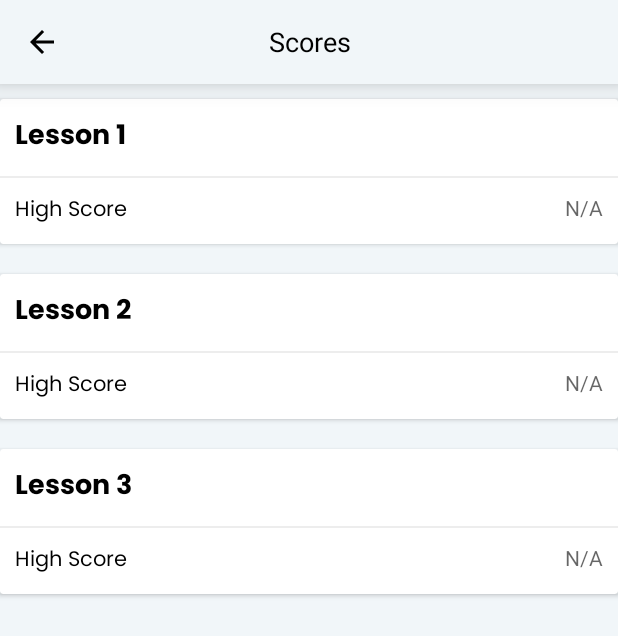
After one commit to edwaardsx/mathuto, an Android app: the MainScoresActivity screen opened directly, with no data from a screen before it, on a phone screen of 412 x 824 dp. The commit adds this screen. Shown: the top 636 px of the screen. Run offline under Robolectric (Android 15) with nearby library versions, the phone set to English and light mode, and no system bars.

Commit message:
modified some activity and added high score activity

```diff
--- a/app/src/main/AndroidManifest.xml
+++ b/app/src/main/AndroidManifest.xml
@@ -14,7 +14,9 @@
         android:supportsRtl="true"
         android:theme="@style/Theme.Mathuto"
         tools:targetApi="31">
-
+        <activity
+            android:name=".MainScoresActivity"
+            android:exported="false" />
         <activity
             android:name=".QuizResultSummaryActivity"
             android:exported="false" />
--- a/app/src/main/java/com/capstone/mathuto/Main.kt
+++ b/app/src/main/java/com/capstone/mathuto/Main.kt
@@ -188,6 +188,18 @@ class Main : AppCompatActivity(), RecyclerAdapter.OnItemClickListener {
                 applicationContext.startActivity(intent)
                 overridePendingTransition(0, 0)
             }
+            R.id.list_of_quiz_score -> {
+                val intent = Intent(applicationContext, MainScoresActivity::class.java)
+                intent.flags = Intent.FLAG_ACTIVITY_NEW_TASK
+                applicationContext.startActivity(intent)
+                overridePendingTransition(0, 0)
+            }
+            R.id.about -> {
+                val intent = Intent(applicationContext, About::class.java)
+                intent.flags = Intent.FLAG_ACTIVITY_NEW_TASK
+                applicationContext.startActivity(intent)
+                overridePendingTransition(0, 0)
+            }
             R.id.search -> {
 
             }
--- /dev/null
+++ b/app/src/main/java/com/capstone/mathuto/MainScoresActivity.kt
@@ -0,0 +1,22 @@
+package com.capstone.mathuto
+
+import androidx.appcompat.app.AppCompatActivity
+import android.os.Bundle
+import com.capstone.mathuto.databinding.ActivityMainScoresBinding
+import com.capstone.mathuto.databinding.ActivityQuizResultBinding
+
+class MainScoresActivity : AppCompatActivity() {
+
+    private lateinit var binding: ActivityMainScoresBinding
+
+    override fun onCreate(savedInstanceState: Bundle?) {
+        super.onCreate(savedInstanceState)
+
+        binding = ActivityMainScoresBinding.inflate(layoutInflater)
+        setContentView(binding.root)
+
+        binding.btnBack.setOnClickListener{
+            finish()
+        }
+    }
+}
--- a/app/src/main/java/com/capstone/mathuto/quiz/QuizResult.kt
+++ b/app/src/main/java/com/capstone/mathuto/quiz/QuizResult.kt
@@ -1,12 +1,18 @@
 package com.capstone.mathuto.quiz
 
 import android.annotation.SuppressLint
+import android.app.Dialog
 import android.content.Intent
 import android.graphics.Color
+import android.graphics.drawable.ColorDrawable
 import android.os.Bundle
+import android.widget.Button
 import androidx.appcompat.app.AppCompatActivity
 import com.capstone.mathuto.Main
+import com.capstone.mathuto.Main.Companion.QUIZ1_PASSED
+import com.capstone.mathuto.Main.Companion.WATCHED_TUTORIAL1
 import com.capstone.mathuto.QuizResultSummaryActivity
+import com.capstone.mathuto.R
 import com.capstone.mathuto.databinding.ActivityQuizResultBinding
 import com.capstone.mathuto.lessons.Lesson1
 import com.capstone.mathuto.questions.QuestionOne.CORRECT_ANS
@@ -96,9 +102,13 @@ class QuizResult : AppCompatActivity() {
             overridePendingTransition(0, 0)
         }
         binding.btnMainMenu.setOnClickListener {
-            startActivity(Intent(this, Main::class.java))
+            if(QUIZ1_PASSED && WATCHED_TUTORIAL1)
+                unLockNextLesson2()
+            else
+                startActivity(Intent(this, Main::class.java))
             overridePendingTransition(0, 0)
         }
+
         binding.btnSummary.setOnClickListener{
 
             val bundle = intent.extras
@@ -112,4 +122,18 @@ class QuizResult : AppCompatActivity() {
             overridePendingTransition(0, 0)
         }
     }
+
+    private fun unLockNextLesson2() {
+        val dialog = Dialog(this)
+        dialog.setContentView(R.layout.activity_unlock_2)
+        dialog.window?.setBackgroundDrawable(ColorDrawable(Color.TRANSPARENT))
+
+        val btnClose = dialog.findViewById<Button>(R.id.btn_ok)
+        btnClose.setOnClickListener {
+            dialog.dismiss()
+            startActivity(Intent(this, Main::class.java))
+            overridePendingTransition(0, 0)
+        }
+        dialog.show()
+    }
 }
--- a/app/src/main/java/com/capstone/mathuto/recycler/RecyclerAdapter.kt
+++ b/app/src/main/java/com/capstone/mathuto/recycler/RecyclerAdapter.kt
@@ -28,11 +28,10 @@ class RecyclerAdapter (private val itemList: List<TitleData>,
         if(titleData.status == ONGOING){
             holder.lockUnlockImageView.setImageResource(R.drawable.ic_unlock)
         }else if(titleData.status == COMPLETED){
-            holder.lockUnlockImageView.setImageResource(R.drawable.ic_unlock)
+            holder.lockUnlockImageView.setImageResource(R.drawable.ic_check_circle)
         }else{
             holder.lockUnlockImageView.setImageResource(R.drawable.ic_lock)
         }
-
         holder.itemView.setOnClickListener {
             listener.onItemClick(titleData)
         }
--- /dev/null
+++ b/app/src/main/res/drawable/ic_score.xml
@@ -0,0 +1,5 @@
+<vector android:height="24dp" android:tint="@android:color/darker_gray"
+    android:viewportHeight="24" android:viewportWidth="24"
+    android:width="24dp" xmlns:android="http://schemas.android.com/apk/res/android">
+    <path android:fillColor="@android:color/white" android:pathData="M11,6H9V4h2V6zM15,4h-2v2h2V4zM9,14h2v-2H9V14zM19,10V8h-2v2H19zM19,14v-2h-2v2H19zM13,14h2v-2h-2V14zM19,4h-2v2h2V4zM13,8V6h-2v2H13zM7,10V8h2V6H7V4H5v16h2v-8h2v-2H7zM15,12h2v-2h-2V12zM11,10v2h2v-2H11zM9,8v2h2V8H9zM13,10h2V8h-2V10zM15,6v2h2V6H15z"/>
+</vector>
--- a/app/src/main/res/layout/activity_lesson_two.xml
+++ b/app/src/main/res/layout/activity_lesson_two.xml
@@ -181,7 +181,7 @@
 
             <androidx.cardview.widget.CardView
                 app:cardCornerRadius="16dp"
-                app:cardElevation="0dp"
+                app:cardElevation="4dp"
                 android:layout_marginHorizontal="16dp"
                 android:layout_marginBottom="16dp"
                 android:layout_width="match_parent"
@@ -239,7 +239,7 @@
 
             <androidx.cardview.widget.CardView
                 app:cardCornerRadius="16dp"
-                app:cardElevation="0dp"
+                app:cardElevation="4dp"
                 android:layout_marginHorizontal="16dp"
                 android:layout_marginBottom="16dp"
                 android:layout_width="match_parent"
@@ -358,7 +358,7 @@
                     android:layout_height="wrap_content">
                     <androidx.cardview.widget.CardView
                         app:cardCornerRadius="16dp"
-                        app:cardElevation="0dp"
+                        app:cardElevation="4dp"
                         app:cardBackgroundColor="#ffffff"
                         android:layout_marginStart="16dp"
                         android:layout_marginEnd="8dp"
@@ -400,7 +400,7 @@
                     </androidx.cardview.widget.CardView>
                     <androidx.cardview.widget.CardView
                         app:cardCornerRadius="16dp"
-                        app:cardElevation="0dp"
+                        app:cardElevation="4dp"
                         android:layout_marginStart="8dp"
                         android:layout_marginEnd="16dp"
                         android:layout_marginBottom="16dp"
--- /dev/null
+++ b/app/src/main/res/layout/activity_main_scores.xml
@@ -0,0 +1,174 @@
+<?xml version="1.0" encoding="utf-8"?>
+<RelativeLayout
+    xmlns:android="http://schemas.android.com/apk/res/android"
+    xmlns:app="http://schemas.android.com/apk/res-auto"
+    xmlns:tools="http://schemas.android.com/tools"
+    android:layout_width="match_parent"
+    android:layout_height="match_parent"
+    android:background="#F1F6F9"
+    tools:context=".MainScoresActivity">
+
+    <androidx.appcompat.widget.Toolbar
+        android:id="@+id/toolbar"
+        android:layout_width="match_parent"
+        android:layout_height="?attr/actionBarSize"
+        android:elevation="10dp"
+        android:background="#F1F6F9">
+        <Button
+            android:id="@+id/btn_back"
+            android:background="@null"
+            android:drawableStart="@drawable/btn_back"
+            android:layout_width="48dp"
+            android:layout_height="?attr/actionBarSize"
+            android:contentDescription="@string/back_button"/>
+        <TextView
+            android:text="Scores"
+            android:textSize="18sp"
+            android:layout_gravity="center"
+            android:gravity="center"
+            android:textColor="@color/black"
+            android:layout_width="wrap_content"
+            android:layout_height="wrap_content"/>
+    </androidx.appcompat.widget.Toolbar>
+
+    <ScrollView
+        android:layout_below="@+id/toolbar"
+        android:layout_width="match_parent"
+        android:layout_height="wrap_content">
+        <LinearLayout
+            android:orientation="vertical"
+            android:layout_width="match_parent"
+            android:layout_height="wrap_content">
+
+            <androidx.cardview.widget.CardView
+                android:id="@+id/card_view_lesoon_one"
+                android:elevation="4dp"
+                android:layout_marginVertical="10dp"
+                android:layout_width="match_parent"
+                android:layout_height="wrap_content">
+                <LinearLayout
+                    android:orientation="vertical"
+                    android:layout_width="match_parent"
+                    android:layout_height="wrap_content">
+                    <TextView
+                        android:text="Lesson 1"
+                        android:textColor="@color/black"
+                        android:textSize="18sp"
+                        android:padding="10dp"
+                        android:fontFamily="@font/poppins_bold"
+                        android:layout_width="match_parent"
+                        android:layout_height="wrap_content"/>
+                    <ImageView
+                        android:background="@color/light_gray"
+                        android:layout_width="match_parent"
+                        android:layout_height="1dp"/>
+                    <LinearLayout
+                        android:orientation="horizontal"
+                        android:padding="10dp"
+                        android:layout_width="match_parent"
+                        android:layout_height="wrap_content">
+                        <TextView
+                            android:text="High Score"
+                            android:textColor="@color/black"
+                            android:fontFamily="@font/poppins_regular"
+                            android:layout_width="0dp"
+                            android:layout_weight="1"
+                            android:layout_height="wrap_content"/>
+                        <TextView
+                            android:id="@+id/lesson_one_high_score"
+                            android:hint="N/A"
+                            android:layout_width="wrap_content"
+                            android:layout_height="wrap_content"/>
+                    </LinearLayout>
+                </LinearLayout>
+    </androidx.cardview.widget.CardView>
+
+            <androidx.cardview.widget.CardView
+                android:id="@+id/card_view_lesson_two"
+                android:elevation="4dp"
+                android:layout_marginVertical="10dp"
+                android:layout_width="match_parent"
+                android:layout_height="wrap_content">
+                <LinearLayout
+                    android:orientation="vertical"
+                    android:layout_width="match_parent"
+                    android:layout_height="wrap_content">
+                    <TextView
+                        android:text="Lesson 2"
+                        android:textColor="@color/black"
+                        android:textSize="18sp"
+                        android:padding="10dp"
+                        android:fontFamily="@font/poppins_bold"
+                        android:layout_width="match_parent"
+                        android:layout_height="wrap_content"/>
+                    <ImageView
+                        android:background="@color/light_gray"
+                        android:layout_width="match_parent"
+                        android:layout_height="1dp"/>
+                    <LinearLayout
+                        android:orientation="horizontal"
+                        android:padding="10dp"
+                        android:layout_width="match_parent"
+                        android:layout_height="wrap_content">
+                        <TextView
+                            android:text="High Score"
+                            android:textColor="@color/black"
+                            android:fontFamily="@font/poppins_regular"
+                            android:layout_width="0dp"
+                            android:layout_weight="1"
+                            android:layout_height="wrap_content"/>
+                        <TextView
+                            android:id="@+id/lesson_two_high_score"
+                            android:hint="N/A"
+                            android:layout_width="wrap_content"
+                            android:layout_height="wrap_content"/>
+                    </LinearLayout>
+                </LinearLayout>
+            </androidx.cardview.widget.CardView>
+
+            <androidx.cardview.widget.CardView
+                android:id="@+id/card_view_lesson_three"
+                android:elevation="4dp"
+                android:layout_marginVertical="10dp"
+                android:layout_width="match_parent"
+                android:layout_height="wrap_content">
+                <LinearLayout
+                    android:orientation="vertical"
+                    android:layout_width="match_parent"
+                    android:layout_height="wrap_content">
+                    <TextView
+                        android:text="Lesson 3"
+                        android:textColor="@color/black"
+                        android:textSize="18sp"
+                        android:padding="10dp"
+                        android:fontFamily="@font/poppins_bold"
+                        android:layout_width="match_parent"
+                        android:layout_height="wrap_content"/>
+                    <ImageView
+                        android:background="@color/light_gray"
+                        android:layout_width="match_parent"
+                        android:layout_height="1dp"/>
+                    <LinearLayout
+                        android:orientation="horizontal"
+                        android:padding="10dp"
+                        android:layout_width="match_parent"
+                        android:layout_height="wrap_content">
+                        <TextView
+                            android:text="High Score"
+                            android:textColor="@color/black"
+                            android:fontFamily="@font/poppins_regular"
+                            android:layout_width="0dp"
+                            android:layout_weight="1"
+                            android:layout_height="wrap_content"/>
+                        <TextView
+                            android:id="@+id/lesson_three_high_score"
+                            android:hint="N/A"
+                            android:layout_width="wrap_content"
+                            android:layout_height="wrap_content"/>
+                    </LinearLayout>
+                </LinearLayout>
+            </androidx.cardview.widget.CardView>
+
+        </LinearLayout>
+    </ScrollView>
+</RelativeLayout>
--- a/app/src/main/res/layout/activity_unlock_2.xml
+++ b/app/src/main/res/layout/activity_unlock_2.xml
@@ -70,6 +70,7 @@
                 android:layout_width="wrap_content"
                 android:layout_height="wrap_content"/>
             <Button
+                android:id="@+id/btn_ok"
                 android:text="OK!"
                 android:textColor="@color/white"
                 android:layout_marginHorizontal="16dp"
--- a/app/src/main/res/menu/menu_item_main.xml
+++ b/app/src/main/res/menu/menu_item_main.xml
@@ -21,6 +21,12 @@
             android:icon="@drawable/ic_about"
             android:orderInCategory="100"
             app:showAsAction="never" />
+        <item
+            android:id="@+id/list_of_quiz_score"
+            android:title="Scores"
+            android:icon="@drawable/ic_score"
+            android:orderInCategory="100"
+            app:showAsAction="never" />
     </menu>
     </item>
 
```
